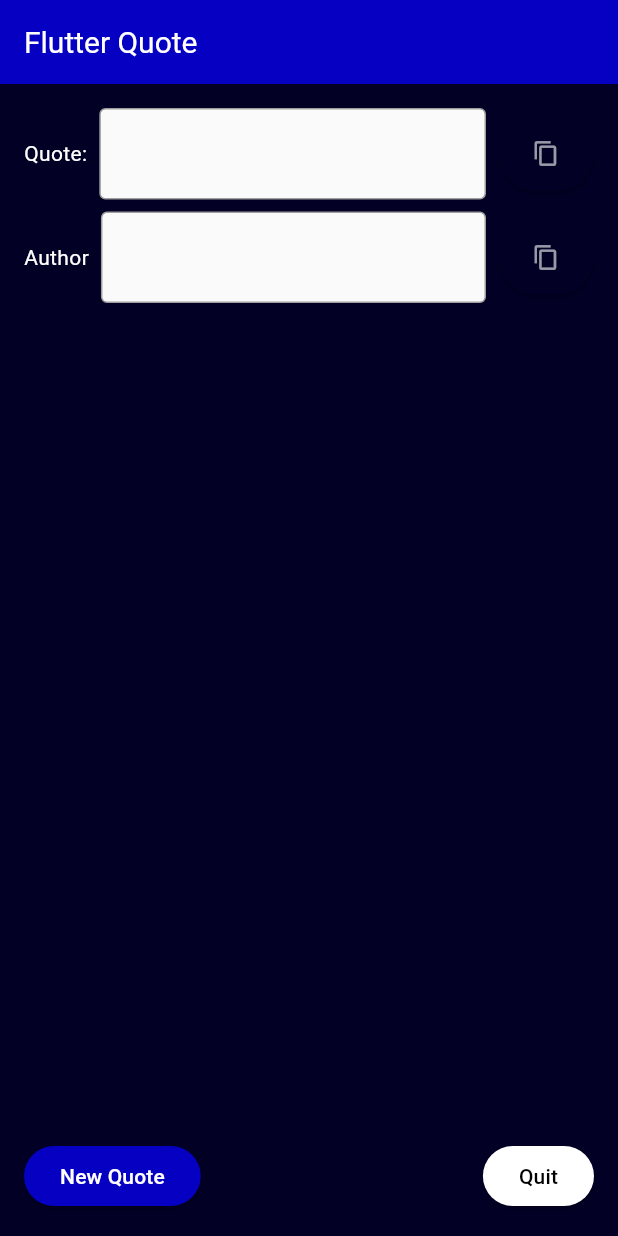
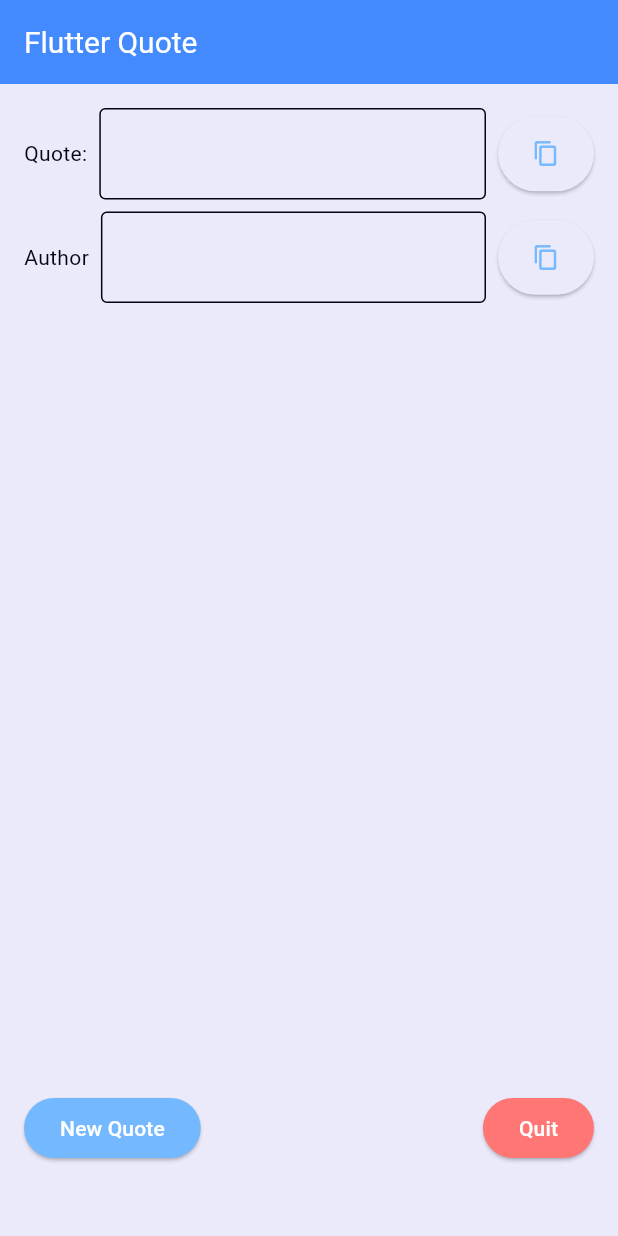
Before and after one commit to simpleittools/flutter-quote, a Flutter app: the screen it shows after launch, on a phone screen of 412 x 824 dp. Run offline on Flutter 3.47's test engine with Material 3 defaults, Android fonts, the light colour scheme and no system bars; missing offline and left inert: desktop_window, window_size.

Commit message:
adjust theme, and mobile views

```diff
--- a/lib/main.dart
+++ b/lib/main.dart
@@ -23,8 +23,8 @@ class MyApp extends StatelessWidget {
   Widget build(BuildContext context) {
     return MaterialApp(
       title: 'Flutter Quote',
-      theme: darkTheme,
-      darkTheme: darkTheme,
+      theme: lightTheme,
+      darkTheme: lightTheme,
       home: HomeView(),
     );
   }
--- a/lib/views/home_view.dart
+++ b/lib/views/home_view.dart
@@ -111,8 +111,8 @@ class _HomeViewState extends State<HomeView> {
                         style: ElevatedButton.styleFrom(
                           backgroundColor:
                               isDark
-                                  ? theme.colorScheme.secondary
-                                  : theme.colorScheme.secondary,
+                                  ? theme.colorScheme.secondaryContainer
+                                  : theme.colorScheme.secondaryContainer,
                           foregroundColor:
                               isDark
                                   ? theme
@@ -127,6 +127,8 @@ class _HomeViewState extends State<HomeView> {
                       ),
                   ],
                 ),
+                // add for buffer space at the bottom of mobile
+                if (PlatformUtils.isMobile()) SizedBox(height: 32),
               ],
             ),
           );
--- a/lib/views/widgets/quote_container_widget.dart
+++ b/lib/views/widgets/quote_container_widget.dart
@@ -22,11 +22,11 @@ class QuoteContainerWidget extends StatelessWidget {
           child: Container(
             constraints: BoxConstraints(minHeight: 56),
             decoration: BoxDecoration(
-              // TODO: Set to theme color
-              border: Border.all(color: Colors.grey),
+              border: Border.all(
+                color: Theme.of(context).colorScheme.onSurface,
+              ),
               borderRadius: BorderRadius.circular(4),
-              // TODO: Set to theme color
-              color: Colors.grey[50],
+              color: Theme.of(context).colorScheme.surface,
             ),
             child: Padding(
               padding: const EdgeInsets.symmetric(horizontal: 12, vertical: 16),
@@ -34,8 +34,7 @@ class QuoteContainerWidget extends StatelessWidget {
                 controller.text,
                 style: TextStyle(
                   fontSize: 16,
-                  // TODO: Set to theme color
-                  color: Colors.black,
+                  color: Theme.of(context).colorScheme.onSurface,
                 ),
                 // enable text wrapping
                 maxLines: null,
```
